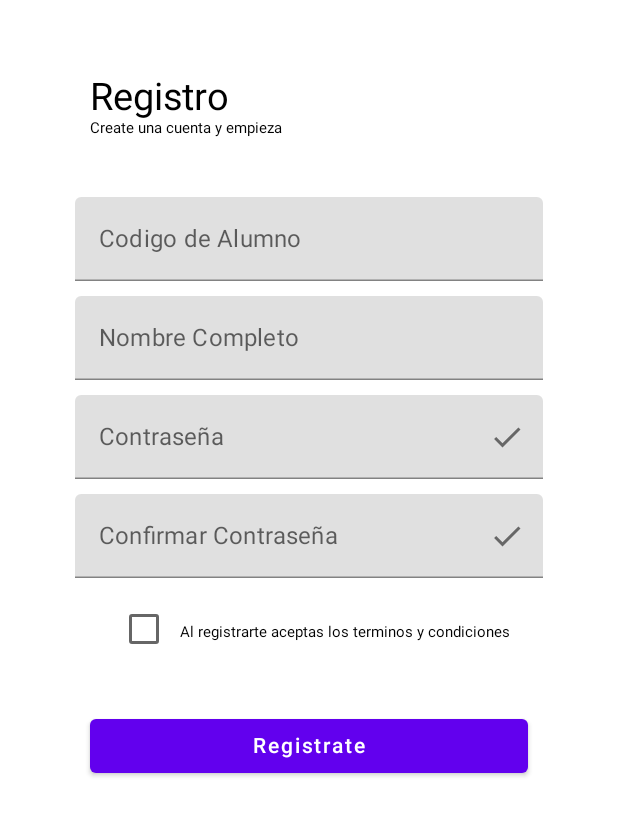
After one commit to MCristina12/ALLPA_IDIC, an Android app built with Jetpack Compose: the composable SignupFields called with empty values, on a phone screen of 412 x 824 dp. The commit adds this screen. Shown: the top 816 px of the screen. Run offline under Robolectric (Android 15) with nearby library versions, the phone set to English and light mode, and no system bars.

Commit message:
Login+SignupFields

```diff
--- /dev/null
+++ b/app/src/main/java/com/example/idicpatente/signup/CustomTextField.kt
@@ -0,0 +1,79 @@
+package com.example.idicpatente.signup
+
+import androidx.compose.foundation.layout.*
+import androidx.compose.foundation.text.KeyboardActions
+import androidx.compose.foundation.text.KeyboardOptions
+import androidx.compose.material.*
+import androidx.compose.material.icons.Icons
+import androidx.compose.material.icons.filled.Done
+import androidx.compose.material.icons.filled.Info
+import androidx.compose.material.icons.filled.Person
+import androidx.compose.runtime.Composable
+import androidx.compose.ui.Alignment
+import androidx.compose.ui.Modifier
+import androidx.compose.ui.graphics.vector.ImageVector
+import androidx.compose.ui.text.input.PasswordVisualTransformation
+import androidx.compose.ui.text.input.VisualTransformation
+import androidx.compose.ui.unit.dp
+
+
+@Composable
+fun CustomTextField(
+    value: String,
+    onValueChange:(String) -> Unit,
+    label:  String ="",
+    isPasswordField: Boolean = false,
+    isPasswordVisible: Boolean = false,
+    onVisibilityChange: (Boolean) -> Unit = {},
+    keyboardOptions: KeyboardOptions = KeyboardOptions.Default,
+    keyboardActions: KeyboardActions = KeyboardActions.Default,
+    showError: Boolean = false,
+    errorMessage: String = ""
+){
+    Column(
+        modifier = Modifier.fillMaxWidth()
+            .padding(horizontal = 50.dp),
+        horizontalAlignment = Alignment.CenterHorizontally,
+        verticalArrangement = Arrangement.Center
+    ){
+        TextField(
+            value = value,
+            onValueChange = {onValueChange(it)},
+            modifier = Modifier
+                .fillMaxWidth()
+                .padding(bottom = 10.dp),
+            label = {Text(label)},
+            isError = showError,
+            trailingIcon = {
+                if(showError && !isPasswordField) Icon(imageVector = Icons.Filled.Info, contentDescription = "Show error icon")
+                if(isPasswordField){
+                    IconButton(onClick ={ onVisibilityChange(!isPasswordVisible)}){
+                        Icon(
+                            imageVector = if(isPasswordVisible) Icons.Default.Person else Icons.Default.Done,
+                            contentDescription = "Toggle Password"
+                        )
+                    }
+                }
+            },
+            visualTransformation = when{
+                isPasswordField && isPasswordVisible -> VisualTransformation.None
+                isPasswordField -> PasswordVisualTransformation()
+                else -> VisualTransformation.None
+            },
+            keyboardOptions = keyboardOptions,
+            keyboardActions = keyboardActions,
+            singleLine = true
+        )
+        if (showError){
+            Text(
+                text = errorMessage,
+                color = MaterialTheme.colors.error,
+                style = MaterialTheme.typography.caption,
+                modifier = Modifier
+                    .padding(start = 8.dp)
+                    .offset(y = (-8).dp)
+                    .fillMaxWidth(0.9f)
+            )
+        }
+    }
+}
--- /dev/null
+++ b/app/src/main/java/com/example/idicpatente/signup/SignupFields.kt
@@ -0,0 +1,117 @@
+package com.example.idicpatente.signup
+
+import androidx.compose.foundation.clickable
+import androidx.compose.foundation.layout.*
+import androidx.compose.material.Button
+import androidx.compose.material.Checkbox
+import androidx.compose.material.Icon
+import androidx.compose.material.Text
+import androidx.compose.material.TextField
+import androidx.compose.material.icons.Icons
+import androidx.compose.material.icons.filled.Person
+import androidx.compose.runtime.Composable
+import androidx.compose.ui.Alignment
+import androidx.compose.ui.Modifier
+import androidx.compose.ui.res.painterResource
+import androidx.compose.ui.text.style.TextAlign
+import androidx.compose.ui.tooling.preview.Preview
+import androidx.compose.ui.unit.dp
+import androidx.compose.ui.unit.sp
+import com.example.idicpatente.signup.SignupFields
+import com.example.idicpatente.signup.CustomTextField
+
+@Composable
+fun SignupFields(
+    nombre:String,
+    correo:String,
+    password:String,
+    onCodigoChange: (String)->Unit,
+    oncorreoChange: (String)->Unit,
+    onPasswordChange: (String)->Unit,
+    onClick: () -> Unit
+)
+{
+    Column(
+        modifier = Modifier
+            .fillMaxSize()
+            .padding(top = 50.dp),
+        horizontalAlignment = Alignment.CenterHorizontally,
+
+    ){
+        Column(
+            modifier = Modifier
+                .fillMaxWidth()
+                .padding(start = 60.dp, bottom = 40.dp),
+            horizontalAlignment = Alignment.Start,
+        ) {
+            Text(
+                text = "Registro",
+                fontSize = 25.sp,
+                textAlign = TextAlign.Left
+            )
+            Text(
+                text = "Create una cuenta y empieza",
+                fontSize = 10.sp,
+                textAlign = TextAlign.Left
+            )
+        }
+        CustomTextField(
+            value = nombre,
+            onValueChange = onCodigoChange,
+            label = "Codigo de Alumno"
+            )
+        CustomTextField(
+            value = correo,
+            onValueChange = oncorreoChange,
+            label = "Nombre Completo"
+        )
+        CustomTextField(
+            value = password,
+            onValueChange = onPasswordChange,
+            label = "Contraseña",
+            isPasswordField = true,
+            isPasswordVisible = false
+        )
+        CustomTextField(value = password, onValueChange = onPasswordChange, label = "Confirmar Contraseña",
+            isPasswordField = true, isPasswordVisible = false )
+
+        Column {
+            Row(){
+                // poner un checkbox
+                Checkbox(checked = false, onCheckedChange = { /*TODO*/ })
+                Text(
+                    text = "Al registrarte aceptas los terminos y condiciones",
+                    fontSize = 10.sp,
+                    textAlign = TextAlign.Left,
+                    modifier = Modifier
+                        .padding(top=20.dp)
+
+            )}
+
+        }
+        Button(
+            modifier = Modifier
+                .fillMaxWidth()
+                .padding(horizontal = 60.dp)
+                .padding(top = 30.dp),
+            onClick = { onClick() }) {
+            Text(text = "Registrate",
+            )
+
+        }
+    }
+}
+
+@Preview(showBackground = true)
+@Composable
+fun PreviewSignupFields() {
+    SignupFields(
+        nombre = "",
+        correo = "",
+        password = "",
+        onCodigoChange = {},
+        oncorreoChange = {},
+        onPasswordChange = {},
+        onClick = {}
+    )
+}
--- a/app/src/main/res/values/colors.xml
+++ b/app/src/main/res/values/colors.xml
@@ -7,4 +7,6 @@
     <color name="teal_700">#FF018786</color>
     <color name="black">#FF000000</color>
     <color name="white">#FFFFFFFF</color>
+    <color name="Or1">#FD9F02</color>
+    <color name="Or2">#FD9F02</color>
 </resources>
```
Also changed, not shown: app/src/main/java/com/example/idicpatente/login/LoginFields.kt (added, +186 -0 lines).
